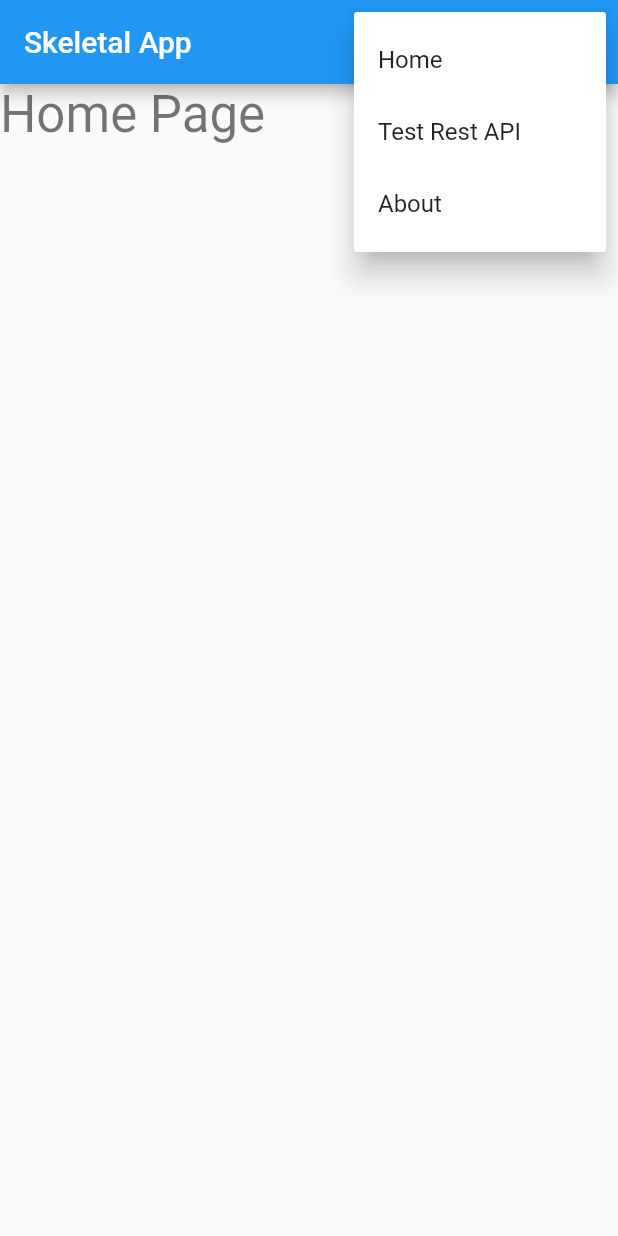
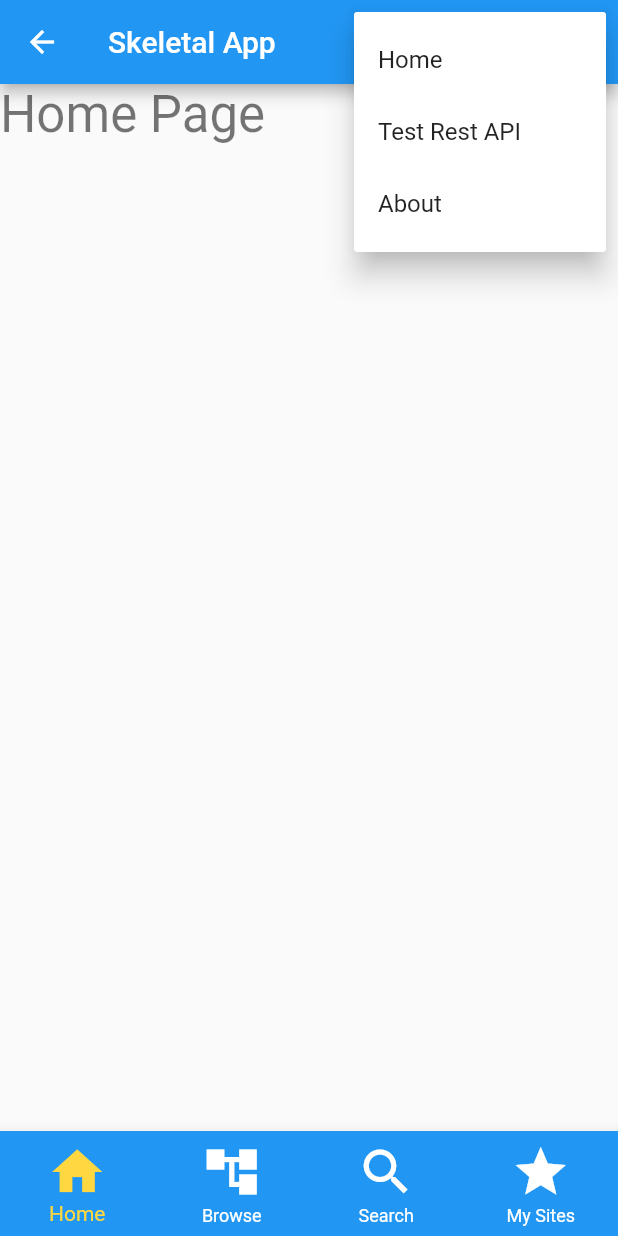
Before and after one commit to stownend/flutter_framework, a Flutter app: the screen it shows after launch, after a tap on the "more vert" icon, on a phone screen of 412 x 824 dp. Run offline on Flutter 3.47's test engine with Material 2 defaults, Android fonts, the phone set to English and light mode, and no system bars; our stand-ins replace logger.

Commit message:
Added bottom nav bar

```diff
--- a/lib/app/home/home_page.dart
+++ b/lib/app/home/home_page.dart
@@ -8,6 +8,7 @@
   Widget build(BuildContext context) {
 
     return MyScaffold(
+      navIndex: 0,
       body: Column(
         children: [
           Text("Home Page", style: Theme.of(context).textTheme.headlineMedium)
--- a/lib/app/home/my_scaffold.dart
+++ b/lib/app/home/my_scaffold.dart
@@ -2,15 +2,18 @@
 import 'package:provider/provider.dart';
 
 import '../../services/app_settings_service.dart';
+import '../../services/color_service.dart';
 
 class MyScaffold extends StatelessWidget {
+
+  const MyScaffold({super.key, required this.body, this.navIndex});
   final Widget body;
-
-  const MyScaffold({super.key, required this.body});
+  final int? navIndex;
 
   @override
   Widget build(BuildContext context) {
     final appSettingsService = Provider.of<AppSettingsService>(context, listen: false);
+    final colorService = Provider.of<ColorService>(context, listen: false);
 
     return Scaffold(
 
@@ -62,55 +65,48 @@
         ],
       ),
 
-/*
-      drawer: Drawer(
-          child: ListView(
-            padding: EdgeInsets.zero,
-            children: [
-              SizedBox(
-                height: 64.0,
-                child: DrawerHeader(
-                  decoration: const BoxDecoration(
-                    color: Colors.blue,
-                  ),
-                  child: TextButton(
-                    style: const ButtonStyle(
-                      alignment: Alignment.centerLeft, // <-- had to set alignment
-                    ),
-                    child: const Text("Quick Access",
-                      style: TextStyle(color: Colors.white)
-                    ),
-                    onPressed: () {
-                      Navigator.pop(context);
-                    },
-                  ),
-                ),
-              ),
-              ListTile(
-                title: const Text('Home'),
-                onTap: () {
-                  Navigator.pop(context);
-                  Navigator.pushNamed(context, "/home");
-                },
-              ),
-              ListTile(
-                title: const Text('Test a REST API call'),
-                onTap: () {
-                  Navigator.pop(context);
-                  Navigator.pushNamed(context, "/testRestAPI");
-                },
-              ),
-              ListTile(
-                title: const Text('About'),
-                onTap: () {
-                  Navigator.pop(context);
-                  Navigator.pushNamed(context, "/about");
-                },
-              ),
-            ]
-          )
-      ),
-      */
+      bottomNavigationBar: BottomNavigationBar(
+          iconSize: 40,
+
+          backgroundColor: MaterialColor(0xFF2196F3, colorService.colorSwatchShades),
+          type: BottomNavigationBarType.fixed, // Prevents background going to white when "shifting" e.g. more than 3 icons
+
+          unselectedItemColor: Colors.white,
+          selectedItemColor: Colors.amberAccent,
+          currentIndex: navIndex?? 0,
+
+          items: const <BottomNavigationBarItem>[
+            BottomNavigationBarItem(
+              icon: Icon(Icons.home),
+              label: 'Home',
+            ),
+            BottomNavigationBarItem(
+              icon: Icon(Icons.account_tree),
+              label: 'Browse',
+            ),
+            BottomNavigationBarItem(
+              icon: Icon(Icons.search),
+              label: 'Search',
+            ),
+            BottomNavigationBarItem(
+              icon: Icon(Icons.star),
+              label: 'My Sites',
+            ),
+          ],
+
+          onTap: (index)
+          {
+              if(index == 0){
+                Navigator.pushNamed(context, "/home");
+              }else if(index == 1){
+                Navigator.pushNamed(context, "/browse");
+              }else if(index == 2){
+                  Navigator.pushNamed(context, "/search");
+              }else if(index == 3){
+                  Navigator.pushNamed(context, "/mySites");
+              }
+          },         //New
+        ),
       body: body
     );
   }
--- a/lib/main.dart
+++ b/lib/main.dart
@@ -1,3 +1,4 @@
+
 import 'package:flutter/foundation.dart';
 import 'package:flutter/material.dart';
 import 'package:logger/logger.dart';
@@ -10,6 +11,9 @@
 import 'services/app_settings_service.dart';
 import 'services/color_service.dart';
 import 'services/logging_service.dart';
+import 'app/pages/browse_page.dart';
+import 'app/pages/search_page.dart';
+import 'app/pages/my_sites_page.dart';
 
 void main() {
   Logger.level = kDebugMode ? Level.verbose :  Level.info;
@@ -55,7 +59,11 @@
           routes: {
             "/home": (_) => const HomePage(),
             "/testRestAPI": (_) => const RestApi(),
-            "/about": (_) => const AboutPage()
+            "/about": (_) => const AboutPage(),
+
+            "/browse": (_) => const BrowsePage(),
+            "/search": (_) => const SearchPage(),
+            "/mySites": (_) => const MySitesPage(),
           }
         );
       }),
```
Also changed, not shown: lib/app/pages/browse_page.dart (added, +26 -0 lines), lib/app/pages/my_sites_page.dart (added, +26 -0 lines), lib/app/pages/search_page.dart (added, +26 -0 lines).
